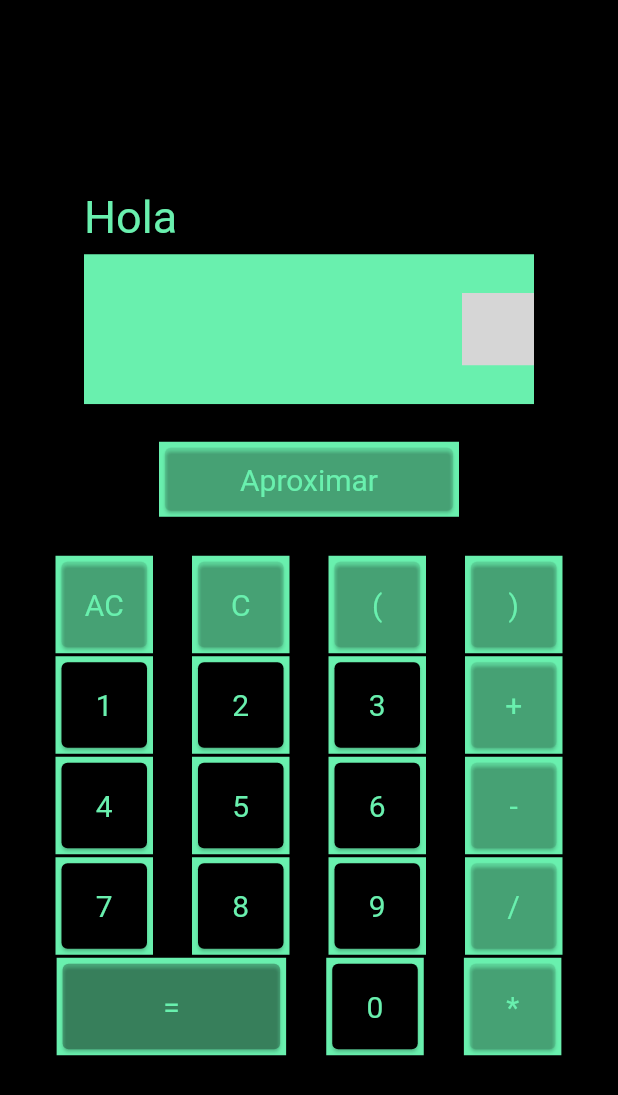
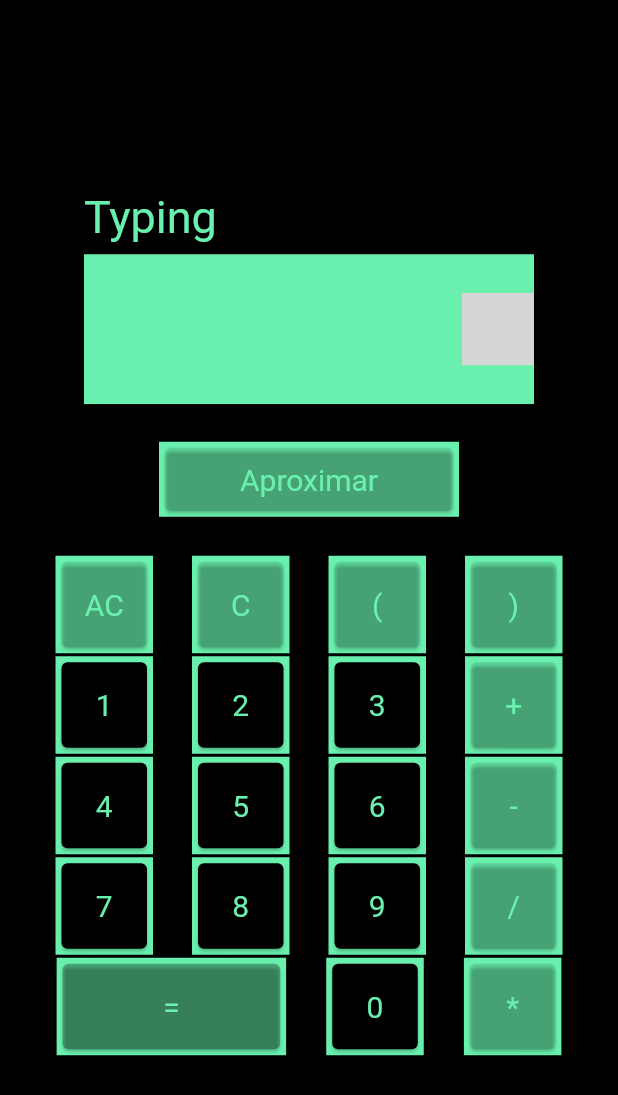
Before and after one commit to iyomigue/practicacalculadora, a Flutter app: the screen it shows after launch, after a tap on an icon or button, on a phone screen of 412 x 824 dp. Shown: the top 1095 px of the screen. Run offline on Flutter 3.47's test engine with Material 2 defaults, Android fonts, the phone set to English and light mode, and no system bars; our stand-ins replace bloc, flutter_bloc, math_expressions; statements that could not run were skipped; grey boxes are pictures that could not be loaded.

Commit message:
Cubit works

```diff
--- a/lib/answerprompt_cubit.dart
+++ b/lib/answerprompt_cubit.dart
@@ -18,4 +18,12 @@ class AnswerPromptCubit extends Cubit<AnswerpromptState> {
       //Aqui cuando se pulsa =, doble marronako
       emit(AnswerpromptSolved());
   }
+
+  void typing() {
+    emit(AnswerpromptIsTyping());
+  }
+
+  void solved() {
+    emit(AnswerpromptSolved());
+  }
 }
--- a/lib/answerprompt_state.dart
+++ b/lib/answerprompt_state.dart
@@ -11,9 +11,9 @@ class AnswerpromptIsEmpty extends AnswerpromptState {
 }
 
 class AnswerpromptIsTyping extends AnswerpromptState {
-  const AnswerpromptIsTyping();
+  const AnswerpromptIsTyping(): super(textToPrompt: "Typing");
 }
 
 class AnswerpromptSolved extends AnswerpromptState {
-  const AnswerpromptSolved();
+  const AnswerpromptSolved(): super(textToPrompt: "Solucion");
 }
--- a/lib/my_home_page.dart
+++ b/lib/my_home_page.dart
@@ -20,7 +20,8 @@ class _MyHomePageState extends State<MyHomePage> {
   String _ans = '';
   bool _withApproximation = false;
 
-  void click(String texto) {
+  void click(String texto, BuildContext context) {
+    context.read<AnswerPromptCubit>().typing();
     setState(() => _expression += texto);
   }
 
@@ -47,7 +48,8 @@ class _MyHomePageState extends State<MyHomePage> {
     return _ans;
   }
 
-  void solucionar(String expr) {
+  void solucionar(String expr, BuildContext context) {
+    context.read<AnswerPromptCubit>().solved();
     Parser p = Parser();
     Expression exp = p.parse(_expression);
     ContextModel cm = ContextModel();
@@ -80,6 +82,10 @@ class _MyHomePageState extends State<MyHomePage> {
   @override
   Widget build(BuildContext context) {
     final fondoNegroPeroMenos = Colors.black.withAlpha(20);
+    return BlocProvider(
+      create: (context) => AnswerPromptCubit(),
+      child: BlocBuilder<AnswerPromptCubit, AnswerpromptState>(
+        builder: (context, state) {
           return Scaffold(
               body: Container(
                   padding: EdgeInsets.all(12),
@@ -94,15 +100,7 @@ class _MyHomePageState extends State<MyHomePage> {
                           alignment: Alignment.centerLeft,
                           child: FittedBox(
                               alignment: Alignment.topLeft,
-                        child: BlocProvider(
-                          create: (context) => AnswerPromptCubit(),
-                          child:
-                              BlocBuilder<AnswerPromptCubit, AnswerpromptState>(
-                            builder: (context, state) {
-                              return PrompterAnswer(state.textToPrompt);
-                            },
-                          ),
-                        ))),
+                              child: PrompterAnswer(state.textToPrompt))),
                       Container(
                           color: Colors.greenAccent,
                           height: 100,
@@ -181,6 +179,9 @@ class _MyHomePageState extends State<MyHomePage> {
                           ])
                     ],
                   )));
+        },
+      ),
+    );
   }
 
   //---------------------------------------------
--- a/lib/single_button.dart
+++ b/lib/single_button.dart
@@ -31,7 +31,7 @@ class SingleButton
           color: colorFondo,
           child: InkWell(
             onTap:(){
-              funcion(simbolo);
+              funcion(simbolo, context);
             },
             child: Center(
               child:Text(
```
Also changed, not shown: lib/prompter_expression.dart (+4 -6 lines). Lines whose indentation alone changed are shown as unchanged.
